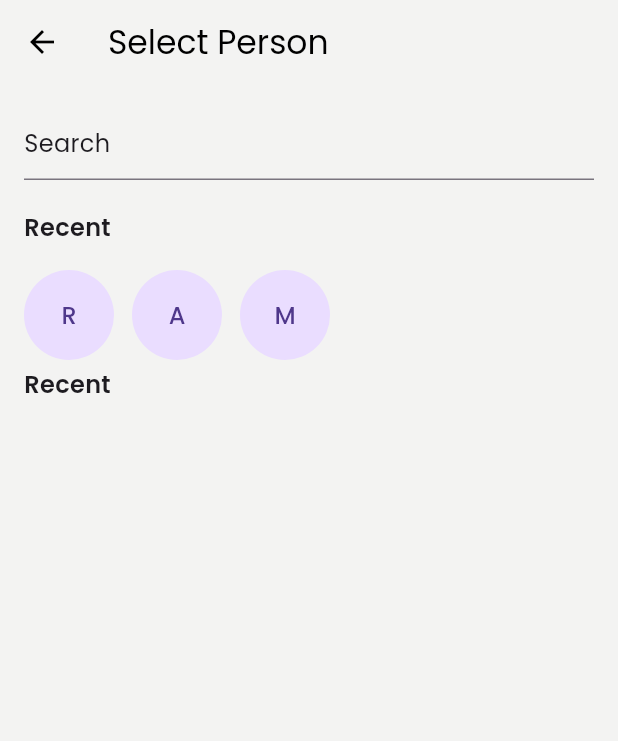
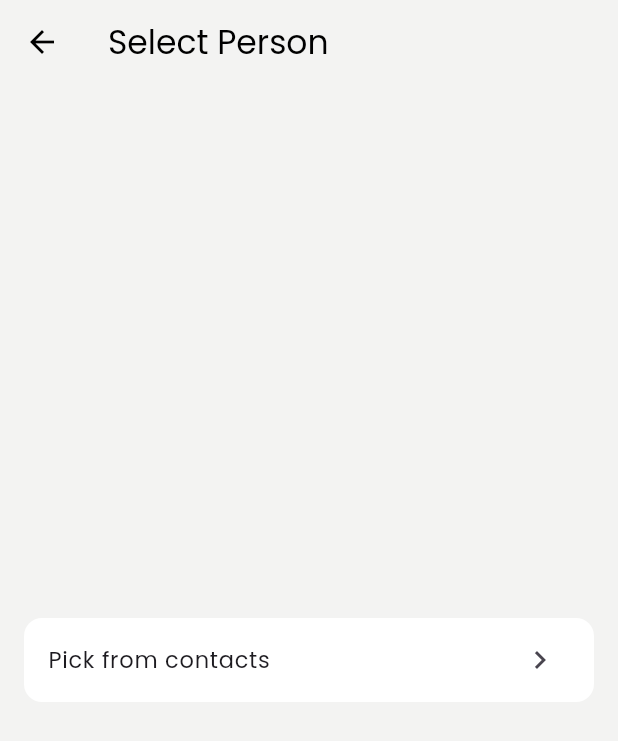
Before and after one commit to mayurkapilit23/kept_flutter, a Flutter app: the screen it shows after launch, after a tap on "Next", on a phone screen of 412 x 824 dp. Shown: the top 741 px of the screen. Run offline on Flutter 3.47's test engine with Material 3 defaults, Android fonts, the phone set to English and light mode, and no system bars; our stand-ins replace dio, equatable, flutter_bloc, flutter_contacts, google_fonts, lottie and 2 more.

Commit message:
feat: added search with bloc

```diff
--- a/lib/features/promise/bloc/promise_bloc.dart
+++ b/lib/features/promise/bloc/promise_bloc.dart
@@ -0,0 +1,61 @@
+import 'package:flutter_bloc/flutter_bloc.dart';
+import 'package:kept_flutter/features/promise/bloc/promise_event.dart';
+import 'package:kept_flutter/features/promise/bloc/promise_state.dart';
+
+import '../data/repositories/get_contacts.dart';
+import '../data/repositories/promise_repository.dart';
+
+class PromiseBloc extends Bloc<PromiseEvent, PromiseState> {
+  final PromiseRepository storage;
+
+  PromiseBloc(this.storage) : super(PromiseInitial()) {
+    on<CheckPreviousLoad>(_checkPreviousLoad);
+    on<LoadContacts>(_loadContacts);
+    on<SearchContacts>(_searchContacts);
+  }
+
+  void _checkPreviousLoad(
+    CheckPreviousLoad event,
+    Emitter<PromiseState> emit,
+  ) async {
+    final alreadyLoaded = await storage.isContactsLoaded();
+    if (alreadyLoaded) {
+      add(LoadContacts());
+    }
+  }
+
+  //load contacts
+
+  void _loadContacts(LoadContacts event, Emitter<PromiseState> emit) async {
+    emit(PromiseLoading());
+    try {
+      final contacts = await getContacts();
+      await storage.setContactsLoaded(true);
+      emit(PromiseLoaded(contacts: contacts, filteredContacts: contacts));
+    } catch (e) {
+      emit(PromiseError(e.toString()));
+    }
+  }
+
+  //search contacts
+
+  void _searchContacts(event, emit) {
+    if (state is PromiseLoaded) {
+      final currentState = state as PromiseLoaded;
+      final query = event.query.toLowerCase();
+
+      final filtered = query.isEmpty
+          ? currentState.contacts
+          : currentState.contacts
+                .where((c) => c.displayName.toLowerCase().contains(query))
+                .toList();
+
+      emit(
+        PromiseLoaded(
+          contacts: currentState.contacts,
+          filteredContacts: filtered,
+        ),
+      );
+    }
+  }
+}
--- a/lib/features/promise/bloc/promise_event.dart
+++ b/lib/features/promise/bloc/promise_event.dart
@@ -0,0 +1,27 @@
+import 'package:equatable/equatable.dart';
+
+abstract class PromiseEvent extends Equatable {
+  const PromiseEvent();
+
+  @override
+  List<Object?> get props => [];
+}
+
+class LoadContacts extends PromiseEvent {
+  @override
+  List<Object> get props => [];
+}
+
+class CheckPreviousLoad extends PromiseEvent {
+  @override
+  List<Object> get props => [];
+}
+
+class SearchContacts extends PromiseEvent {
+  final String query;
+
+  const SearchContacts(this.query);
+
+  @override
+  List<Object> get props => [query];
+}
--- a/lib/features/promise/bloc/promise_state.dart
+++ b/lib/features/promise/bloc/promise_state.dart
@@ -0,0 +1,38 @@
+import 'package:equatable/equatable.dart';
+import 'package:flutter_contacts/contact.dart';
+
+abstract class PromiseState extends Equatable {
+  const PromiseState();
+
+  @override
+  List<Object?> get props => [];
+}
+
+class PromiseInitial extends PromiseState {
+  @override
+  List<Object> get props => [];
+}
+
+class PromiseLoading extends PromiseState {
+  @override
+  List<Object> get props => [];
+}
+
+class PromiseLoaded extends PromiseState {
+  final List<Contact> contacts;
+  final List<Contact> filteredContacts;
+
+  const PromiseLoaded({required this.contacts, required this.filteredContacts});
+
+  @override
+  List<Object> get props => [contacts, filteredContacts];
+}
+
+class PromiseError extends PromiseState {
+  final String message;
+
+  const PromiseError(this.message);
+
+  @override
+  List<Object> get props => [message];
+}
--- /dev/null
+++ b/lib/features/promise/data/repositories/promise_repository.dart
@@ -0,0 +1,15 @@
+import 'package:shared_preferences/shared_preferences.dart';
+
+class PromiseRepository {
+  static const _contactsLoadedKey = 'contacts_loaded';
+
+  Future<void> setContactsLoaded(bool value) async {
+    final prefs = await SharedPreferences.getInstance();
+    await prefs.setBool(_contactsLoadedKey, value);
+  }
+
+  Future<bool> isContactsLoaded() async {
+    final prefs = await SharedPreferences.getInstance();
+    return prefs.getBool(_contactsLoadedKey) ?? false;
+  }
+}
--- a/lib/features/promise/view/promise_input_screen.dart
+++ b/lib/features/promise/view/promise_input_screen.dart
@@ -44,8 +44,6 @@ class _PromiseInputScreenState extends State<PromiseInputScreen> {
 
   @override
   Widget build(BuildContext context) {
-    // final isDark = Theme.of(context).brightness == Brightness.dark;
-
     return Scaffold(
       backgroundColor: context.isDark
           ? AppColors.darkPrimary
--- a/lib/features/promise/view/select_person_screen.dart
+++ b/lib/features/promise/view/select_person_screen.dart
@@ -1,48 +1,28 @@
 import 'dart:core';
-import 'dart:developer';
 
 import 'package:flutter/material.dart';
-import 'package:flutter_contacts/contact.dart';
+import 'package:flutter_bloc/flutter_bloc.dart';
 import 'package:kept_flutter/core/helper_methods/app_route.dart';
 import 'package:kept_flutter/core/helper_methods/helper_method.dart';
-import 'package:kept_flutter/features/promise/data/repositories/get_contacts.dart';
+import 'package:kept_flutter/features/promise/bloc/promise_state.dart';
 import 'package:kept_flutter/features/promise/view/promise_preview_screen.dart';
 
 import '../../../core/colors/app_colors.dart';
+import '../bloc/promise_bloc.dart';
+import '../bloc/promise_event.dart';
+import '../widgets/custom_search_bar.dart';
 
 class SelectPersonScreen extends StatefulWidget {
-  const SelectPersonScreen({super.key,});
-
+  const SelectPersonScreen({super.key});
 
   @override
   State<SelectPersonScreen> createState() => _SelectPersonScreenState();
 }
 
 class _SelectPersonScreenState extends State<SelectPersonScreen> {
-  List<Contact> finalList = [];
-   List<Contact> contacts=[];
-
-  final controller = TextEditingController();
-
-  List<Contact> searchContact(String query) {
-    var filtered = contacts
-        .where(
-          (contact) => contact.displayName.toString().toLowerCase().contains(
-            query.toString().toLowerCase(),
-          ),
-        )
-        .toList();
-    return filtered;
-  }
-
   @override
   void initState() {
-    WidgetsBinding.instance.addPostFrameCallback((_) async{
-      contacts =await getContacts();
-      setState(() {
-        finalList = contacts;
-      });
-    });
+    context.read<PromiseBloc>().add(CheckPreviousLoad());
     super.initState();
   }
 
@@ -63,40 +43,83 @@ class _SelectPersonScreenState extends State<SelectPersonScreen> {
       ),
       body: Padding(
         padding: const EdgeInsets.all(16),
-        child: Column(
+        child: BlocConsumer<PromiseBloc, PromiseState>(
+          listener: (context, state) {},
+          builder: (context, state) {
+            if (state is PromiseInitial) {
+              return Center(
+                child: ListTile(
+                  shape: RoundedRectangleBorder(
+                    borderRadius: BorderRadius.circular(12),
+                    // side: const BorderSide(color: Colors.grey),
+                  ),
+                  tileColor: context.isDark
+                      ? AppColors.darkSecondary
+                      : AppColors.lightSecondary,
+                  title: const Text(
+                    'Pick from contacts',
+                    style: TextStyle(fontSize: 15),
+                  ),
+                  trailing: const Icon(Icons.chevron_right),
+                  onTap: () async {
+                    context.read<PromiseBloc>().add(LoadContacts());
+                  },
+                ),
+              );
+            }
+
+            if (state is PromiseLoading) {
+              return Center(child: CircularProgressIndicator());
+            }
+
+            if (state is PromiseError) {
+              return Center(child: Text(state.message));
+            }
+
+            if (state is PromiseLoaded) {
+              return Column(
                 crossAxisAlignment: CrossAxisAlignment.start,
                 children: [
-            TextField(
-              decoration: InputDecoration(hint: Text('Search')),
+                  CustomSearchBar(
+                    hintText: "Search Contacts",
+                    autofocus: true,
                     onChanged: (query) {
-                print("search => $query");
-                setState(() {
-                  finalList = searchContact(query);
-                });
+                      // print("search => $query");
+
+                      context.read<PromiseBloc>().add(SearchContacts(query));
                     },
                   ),
 
                   const SizedBox(height: 20),
-            const Text('Recent', style: TextStyle(fontWeight: FontWeight.w600)),
+                  const Text(
+                    'Recent',
+                    style: TextStyle(fontWeight: FontWeight.w600),
+                  ),
                   const SizedBox(height: 12),
                   SizedBox(
                     height: 70,
                     child: ListView.separated(
                       scrollDirection: Axis.horizontal,
-                itemBuilder: (_, i) =>
-                    CircleAvatar(radius: 30, child: Text(['R', 'A', 'M'][i])),
+                      itemBuilder: (_, i) => CircleAvatar(
+                        radius: 30,
+                        child: Text(['R', 'A', 'M'][i]),
+                      ),
                       separatorBuilder: (_, __) => const SizedBox(width: 12),
                       itemCount: 3,
                     ),
                   ),
-            const Text('Recent', style: TextStyle(fontWeight: FontWeight.w600)),
+                  const Text(
+                    'All Contacts',
+                    style: TextStyle(fontWeight: FontWeight.w600),
+                  ),
                   const SizedBox(height: 12),
                   Expanded(
                     child: ListView.builder(
-                // controller: scrollController, //IMPORTANT
-                itemCount: finalList.length,
+                      physics: const BouncingScrollPhysics(), // iOS-like smooth
+                      cacheExtent: 300, // pre-render offscreen items
+                      itemCount: state.filteredContacts.length,
                       itemBuilder: (context, index) {
-                  final contact = finalList[index];
+                        final contact = state.filteredContacts[index];
 
                         return Container(
                           decoration: BoxDecoration(
@@ -140,156 +163,13 @@ class _SelectPersonScreenState extends State<SelectPersonScreen> {
                       },
                     ),
                   ),
-
-            // const Spacer(),
-            // ListTile(
-            //   shape: RoundedRectangleBorder(
-            //     borderRadius: BorderRadius.circular(12),
-            //     // side: const BorderSide(color: Colors.grey),
-            //   ),
-            //   tileColor: context.isDark
-            //       ? AppColors.darkSecondary
-            //       : AppColors.lightSecondary,
-            //   title: const Text(
-            //     'Pick from contacts',
-            //     style: TextStyle(fontSize: 15),
-            //   ),
-            //   trailing: const Icon(Icons.chevron_right),
-            //   onTap: () async {
-            //     final contactsList = await getContacts();
-            //     showContactsBottomSheet(context, contactsList, controller);
-            //   },
-            // ),
                 ],
+              );
+            }
+            return SizedBox();
+          },
         ),
       ),
     );
   }
 }
-
-Future<void> showContactsBottomSheet(
-  BuildContext context,
-  List contacts,
-  TextEditingController controller,
-) {
-  List<String>? resultQuery = [];
-
-  return showModalBottomSheet(
-    transitionAnimationController: AnimationController(
-      vsync: Navigator.of(context),
-      duration: const Duration(milliseconds: 320),
-    ),
-    context: context,
-    isScrollControlled: true,
-    backgroundColor: Colors.transparent,
-    // backgroundColor: AppColors.lightPrimary,
-    enableDrag: true,
-    useSafeArea: true,
-    builder: (context) {
-      return DraggableScrollableSheet(
-        initialChildSize: 0.9,
-        //  opens half
-        minChildSize: 0.4,
-        maxChildSize: 0.95,
-        expand: false,
-        builder: (context, scrollController) {
-          return Container(
-            padding: const EdgeInsets.all(16),
-            decoration: BoxDecoration(
-              color: context.isDark
-                  ? AppColors.darkSecondary
-                  : AppColors.lightPrimary,
-              borderRadius: BorderRadius.vertical(top: Radius.circular(20)),
-            ),
-            child: Column(
-              children: [
-                // Drag Handle
-                Container(
-                  width: 48,
-                  height: 5,
-                  margin: const EdgeInsets.only(bottom: 20),
-                  decoration: BoxDecoration(
-                    color: Colors.grey.shade400,
-                    borderRadius: BorderRadius.circular(10),
-                  ),
-                ),
-
-                // CustomSearchBar(
-                //   controller: controller,
-                //   hintText: "Search Contacts",
-                //   autofocus: true,
-                // ),
-                TextField(
-                  decoration: InputDecoration(hint: Text('Search')),
-                  onChanged: (query) {
-                    print("search => $query");
-                    // searchContact(query);
-                  },
-                ),
-
-                const SizedBox(height: 20),
-
-                Expanded(
-                  child: ListView.builder(
-                    controller: scrollController, //IMPORTANT
-                    itemCount: contacts.length,
-                    itemBuilder: (context, index) {
-                      final contact = contacts[index];
-
-                      return Container(
-                        decoration: BoxDecoration(
-                          color: context.isDark
-                              ? AppColors.darkPrimary
-                              : AppColors.lightSecondary,
-                          borderRadius: BorderRadius.circular(12),
-                        ),
-                        margin: EdgeInsets.only(bottom: 5),
-                        child: ListTile(
-                          onTap: () {
-                            // Navigator.push(
-                            //   context,
-                            //   MaterialPageRoute(
-                            //     builder: (context) => PromisePreviewScreen(),
-                            //   ),
-                            // );
-
-                            Navigator.push(
-                              context,
-                              AppRoute.smooth(PromisePreviewScreen()),
-                            );
-                          },
-                          shape: RoundedRectangleBorder(
-                            borderRadius: BorderRadius.circular(12),
-                          ),
-
-                          leading: CircleAvatar(
-                            child: Text(
-                              contact.displayName.isNotEmpty
-                                  ? contact.displayName[0]
-                                  : '?',
-                              style: TextStyle(fontSize: 15),
-                            ),
-                          ),
-                          title: Text(
-                            contact.displayName,
-                            style: TextStyle(fontSize: 14),
-                          ),
-                          subtitle: contact.phones.isNotEmpty
-                              ? Text(
-                                  contact.phones.first.number,
-                                  style: TextStyle(fontSize: 14),
-                                )
-                              : null,
-                        ),
-                      );
-                    },
-                  ),
-                ),
-              ],
-            ),
-          );
-        },
-      );
-    },
-  );
-}
--- a/lib/features/promise/widgets/custom_search_bar.dart
+++ b/lib/features/promise/widgets/custom_search_bar.dart
@@ -3,7 +3,6 @@ import 'package:kept_flutter/core/colors/app_colors.dart';
 import 'package:kept_flutter/core/helper_methods/helper_method.dart';
 
 class CustomSearchBar extends StatefulWidget {
-  final TextEditingController controller;
   final String hintText;
   final bool autofocus;
   final TextInputType keyboardType;
@@ -15,7 +14,6 @@ class CustomSearchBar extends StatefulWidget {
 
   const CustomSearchBar({
     super.key,
-    required this.controller,
     required this.hintText,
     this.autofocus = false,
     this.keyboardType = TextInputType.text,
@@ -44,7 +42,7 @@ class _CustomSearchBarState extends State<CustomSearchBar> {
         padding: const EdgeInsets.symmetric(horizontal: 14, vertical: 4),
         decoration: BoxDecoration(
           color: context.isDark
-              ? AppColors.darkSecondary
+              ? AppColors.darkPrimary
               : AppColors.lightPrimary,
 
           borderRadius: BorderRadius.circular(10),
@@ -61,7 +59,6 @@ class _CustomSearchBarState extends State<CustomSearchBar> {
           ),
         ),
         child: TextField(
-          controller: widget.controller,
           autofocus: widget.autofocus,
           keyboardType: widget.keyboardType,
           obscureText: widget.obscureText,
--- a/lib/main.dart
+++ b/lib/main.dart
@@ -2,7 +2,8 @@ import 'package:flutter/material.dart';
 import 'package:flutter_bloc/flutter_bloc.dart';
 import 'package:kept_flutter/core/utils/app_dark_theme.dart';
 import 'package:kept_flutter/core/utils/app_light_theme.dart';
-import 'package:kept_flutter/features/auth/view/mobile_input_screen.dart';
+import 'package:kept_flutter/features/promise/bloc/promise_bloc.dart';
+import 'package:kept_flutter/features/promise/data/repositories/promise_repository.dart';
 import 'package:kept_flutter/features/theme/bloc/theme_bloc.dart';
 import 'package:kept_flutter/features/theme/bloc/theme_state.dart';
 
@@ -12,6 +13,7 @@ import 'features/theme/data/repositories/theme_repository.dart';
 void main() async {
   WidgetsFlutterBinding.ensureInitialized();
   final themeRepository = ThemeRepository();
+  final promiseRepository = PromiseRepository();
   //to load first theme
   final initialTheme = await themeRepository.getTheme();
   runApp(
@@ -20,6 +22,7 @@ void main() async {
         BlocProvider<ThemeBloc>(
           create: (_) => ThemeBloc(themeRepository, initialTheme),
         ),
+        BlocProvider<PromiseBloc>(create: (_) => PromiseBloc(promiseRepository)),
       ],
       child: const MyApp(),
     ),
```
Also changed, not shown: lib/features/promise/widgets/fade_in_item.dart (added, +25 -0 lines), lib/features/promise/data/model/promise.dart (renamed from lib/features/promise/data/promise.dart), 1 other file. Lines whose indentation alone changed are shown as unchanged.
